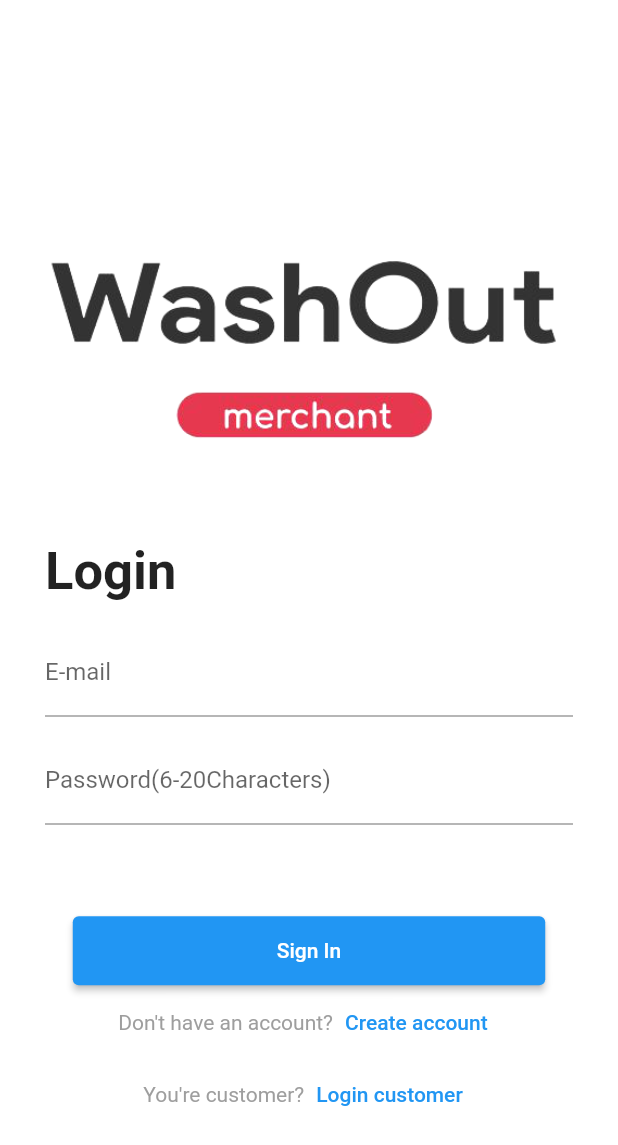
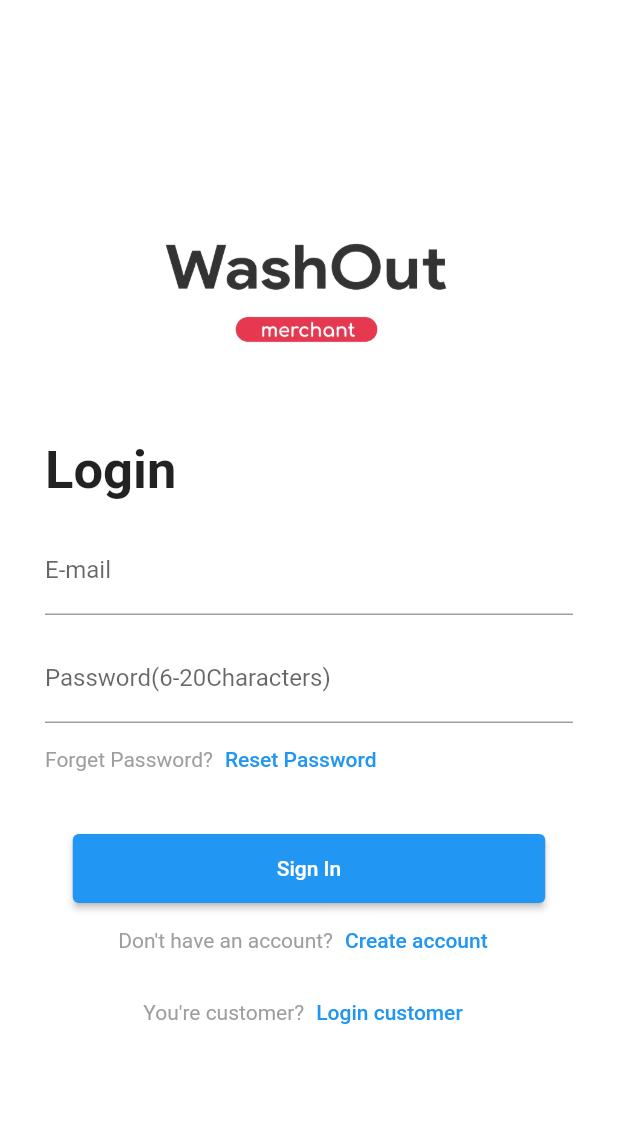
Before and after one commit to LoveYou-5555/WashOut, a Flutter app: the screen it shows after launch, after a tap on "Login Merchant", on a phone screen of 412 x 824 dp. Shown: the top 1145 px of the screen. Run offline on Flutter 3.47's test engine with Material 2 defaults, Android fonts, the light colour scheme and no system bars; our stand-ins replace firebase_auth, flutter_screenutil, form_field_validator; accounts and stored records are empty; network calls fail.

Commit message:
แก้หลายๆหน้า

```diff
--- a/PJ/lib/loginmerchant.dart
+++ b/PJ/lib/loginmerchant.dart
@@ -4,7 +4,7 @@
 import 'package:flutter_login_page_ui/homepage.dart';
 import 'package:flutter_login_page_ui/main.dart';
 import 'package:flutter_login_page_ui/register.dart';
-import 'package:flutter_login_page_ui/registerMerchant.dart';
+import 'package:flutter_login_page_ui/registermerchant.dart';
 import 'package:flutter_login_page_ui/searchcarwashid.dart';
 import 'package:flutter_screenutil/flutter_screenutil.dart';
 
@@ -81,8 +81,8 @@
                 child: Container(
                   child: Column(
                     children: [
-                      Image(
-                        image: AssetImage("assets/logo_2.png"),
+                      Image.asset(
+                        "assets/logo_2.png" ,height:85 ,width: 224,
                       ),
                       Container(
                         height: 60.0,
@@ -112,8 +112,30 @@
                         decoration: InputDecoration(
                             labelText: 'Password(6-20Characters)'),
                       ),
+                      Row(
+                        mainAxisAlignment: MainAxisAlignment.start,
+                        children: [
+                          Text(
+                            "Forget Password?",
+                            style: TextStyle(color: Colors.grey),
+                          ),
+                          TextButton(
+                            child: Text("Reset Password"),
+                            onPressed: () {
+                              Navigator.push(
+                                context,
+                                MaterialPageRoute(
+                                  builder: (Context) {
+                                    return RegistermPage();
+                                  },
+                                ),
+                              );
+                            },
+                          ),
+                        ],
+                      ),
                       Container(
-                        height: 40.0,
+                        height: 5.0,
                       ),
                       Padding(
                         padding: const EdgeInsets.only(top: 20.0),
--- a/PJ/lib/main.dart
+++ b/PJ/lib/main.dart
@@ -82,9 +82,10 @@
                 child: Container(
                   child: Column(
                     children: [
-                      Image(
-                        image: AssetImage("assets/logo_1.png"),
-                      ),
+                      Image.asset(
+                        "assets/logo_1.png"
+                        ),
+
                       Container(
                         height: 60.0,
                       ),
@@ -113,8 +114,30 @@
                         decoration: InputDecoration(
                             labelText: 'Password(6-20Characters)'),
                       ),
+                      Row(
+                        mainAxisAlignment: MainAxisAlignment.start,
+                        children: [
+                          Text(
+                            "Forget Password?",
+                            style: TextStyle(color: Colors.grey),
+                          ),
+                          TextButton(
+                            child: Text("Reset Password"),
+                            onPressed: () {
+                              Navigator.push(
+                                context,
+                                MaterialPageRoute(
+                                  builder: (Context) {
+                                    return RegisterPage();
+                                  },
+                                ),
+                              );
+                            },
+                          ),
+                        ],
+                      ),
                       Container(
-                        height: 40.0,
+                        height: 20.0,
                       ),
                       Padding(
                         padding: const EdgeInsets.only(top: 20.0),
--- a/PJ/lib/registerMerchant.dart
+++ b/PJ/lib/registerMerchant.dart
@@ -9,10 +9,10 @@
 
 class RegistermPage extends StatefulWidget {
   @override
-  _RegisterPageState createState() => _RegisterPageState();
+  _RegistermPageState createState() => _RegistermPageState();
 }
 
-class _RegisterPageState extends State<RegistermPage> {
+class _RegistermPageState extends State<RegistermPage> {
   Future<FirebaseUser> signUp(String email, String password) async {
     AuthResult ar = await fa.createUserWithEmailAndPassword(
         email: email, password: password);
```
Also changed, not shown: 1 other file.
